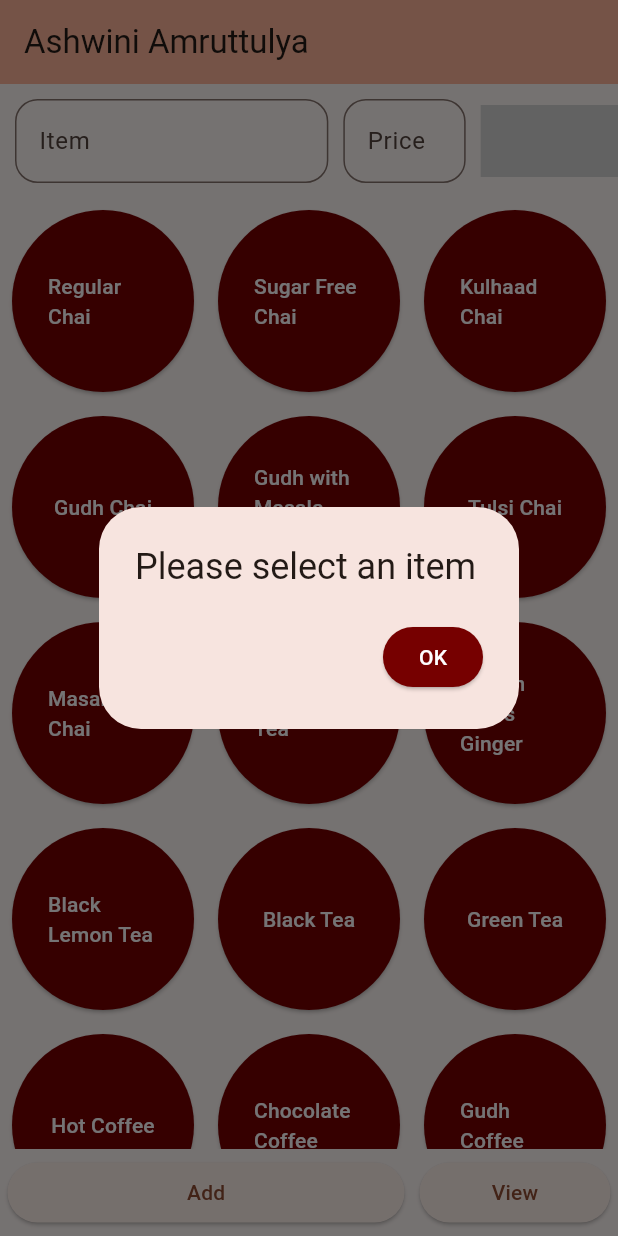
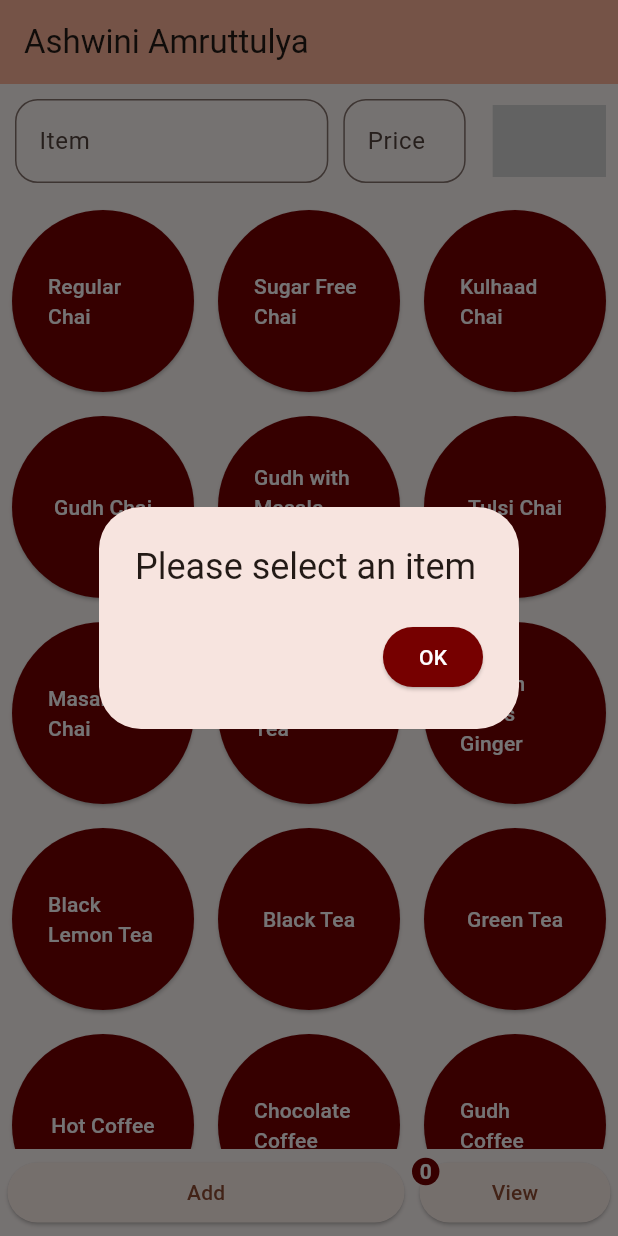
Before and after one commit to NishantWankhade/Amruttulya, a Flutter app: the screen it shows after launch, after a tap on "View", on a phone screen of 412 x 824 dp. Run offline on Flutter 3.47's test engine with Material 3 defaults, Android fonts, the phone set to English and light mode, and no system bars; missing offline and left inert: number_inc_dec.

Commit message:
Adding number of items added in a widget stacked on View btn

```diff
--- a/lib/Global/variables.dart
+++ b/lib/Global/variables.dart
@@ -1,5 +1,6 @@
 import '../classes/itm.dart';
 
+///List of all the Fixed Items
 var itmList = {
   "Regular Chai": 10,
   "Sugar Free Chai": 15,
@@ -22,4 +23,6 @@
   "Masala Dudh": 30,
 };
 
+
+///This is a global variable which will store the details of Item in current order
 Map<String,Item> current_transaction = {};
--- a/lib/UIs/itemscreen.dart
+++ b/lib/UIs/itemscreen.dart
@@ -62,10 +62,12 @@
             ),
             Expanded(
               flex: 2,
+              child: Padding(
+                padding: const EdgeInsets.all(8.0),
                 child: NumberInputWithIncrementDecrement(
                   controller: _qntController,
                   initialValue: 1,
-                numberFieldDecoration: InputDecoration(
+                  numberFieldDecoration:const InputDecoration(
                     border: InputBorder.none,
                   ),
                   widgetContainerDecoration: BoxDecoration(
@@ -74,13 +76,13 @@
                       width: 2,
                     ),
                   ),
-                incIconDecoration: BoxDecoration(
+                  incIconDecoration:const BoxDecoration(
                     borderRadius: BorderRadius.all(
                       Radius.circular(5),
                     ),
                   ),
                   separateIcons: true,
-                decIconDecoration: BoxDecoration(
+                  decIconDecoration:const BoxDecoration(
                     borderRadius: BorderRadius.all(
                       Radius.circular(5),
                     ),
@@ -90,6 +92,7 @@
                   incIcon: Icons.add,
                   decIcon: Icons.remove,
                   buttonArrangement: ButtonArrangement.incRightDecLeft,
+                ),
               ),
             ),
           ],
@@ -106,6 +109,7 @@
                 child: ElevatedButton(
                   onPressed: () {
                     add_Item(_itemController, _priceController, _qntController);
+                    setState(() {});
                   },
                   child: Text("Add"),
                 ),
@@ -113,6 +117,10 @@
             ),
             Expanded(
               flex: 2,
+              child: Stack(
+                children: <Widget>[
+                  Container(
+                    width: double.infinity,
                     child: Padding(
                       padding: const EdgeInsets.all(5.0),
                       child: ElevatedButton(
@@ -120,6 +128,7 @@
                           "View",
                         ),
                         onPressed: () {
+                          print(current_transaction);
                           // Check if an item is selected
                           if (_itemController.text.isEmpty) {
                             // Show a dialog if no item is selected
@@ -127,21 +136,22 @@
                               context: context,
                               builder: (BuildContext context) {
                                 return AlertDialog(
-                            title: Text('Please select an item'),
+                                  title: const Text('Please select an item'),
                                   actions: [
                                     ElevatedButton(
                                       onPressed: () {
-                                  Navigator.pop(context); // Close the dialog
+                                        Navigator.pop(
+                                            context); // Close the dialog
                                       },
-                                child: Text('OK'),
                                       style: ButtonStyle(
                                         backgroundColor:
                                             MaterialStateProperty.all<Color>(
-                                          Color(0xFF760000)),
+                                                const Color(0xFF760000)),
                                         foregroundColor:
                                             MaterialStateProperty.all<Color>(
-                                          Color(0xFFfefdff)),
+                                                const Color(0xFFfefdff)),
                                       ),
+                                      child: const Text('OK'),
                                     ),
                                   ],
                                 );
@@ -162,6 +172,25 @@
                           }
                         },
                       ),
+                    ),
+                  ),
+                  Container(
+                    decoration: const BoxDecoration(
+                      color: const Color(0xFF760000),
+                      shape: BoxShape.circle,
+                    ),
+                    child: Padding(
+                      padding: const EdgeInsets.all(5.0),
+                      child: Text(
+                        "${current_transaction.length}",
+                        style: const TextStyle(
+                          color: Colors.white,
+                          fontWeight: FontWeight.bold,
+                        ),
+                      ),
+                    ),
+                  ),
+                ],
               ),
             ),
           ],
--- a/lib/classes/itm.dart
+++ b/lib/classes/itm.dart
@@ -1,3 +1,5 @@
+///Class Item
+///This Class contains the details of the Items such as name, price and quantity
 class Item {
   late String itm_name;
   late int itm_price;
```
Lines whose indentation alone changed are shown as unchanged.
